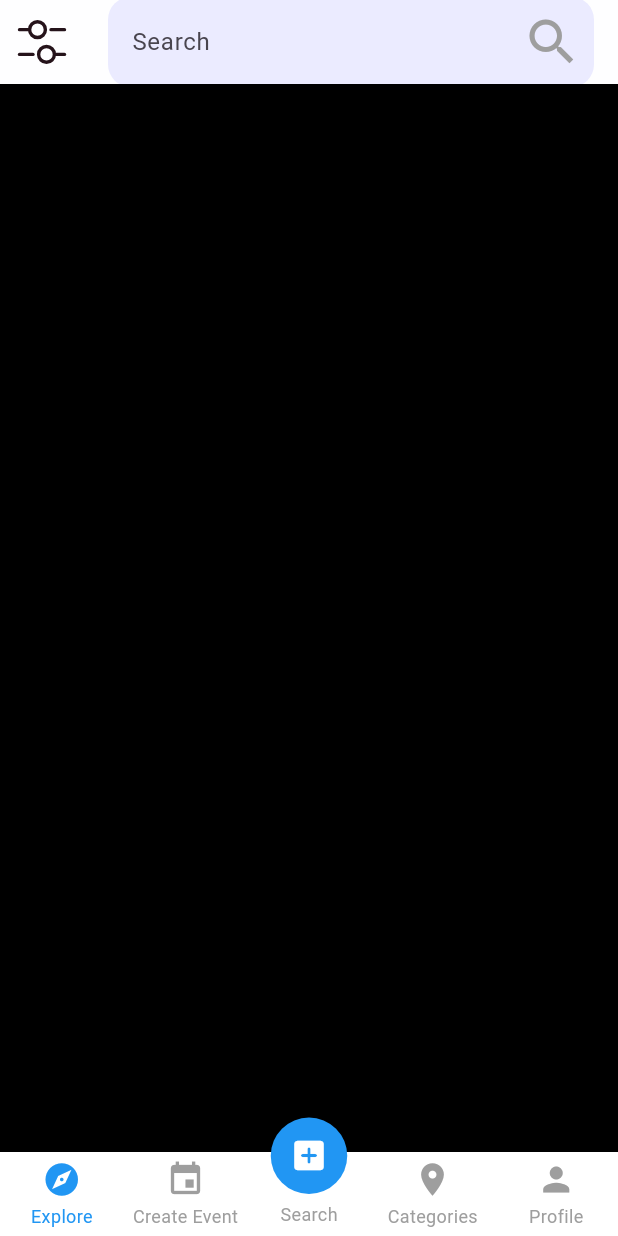
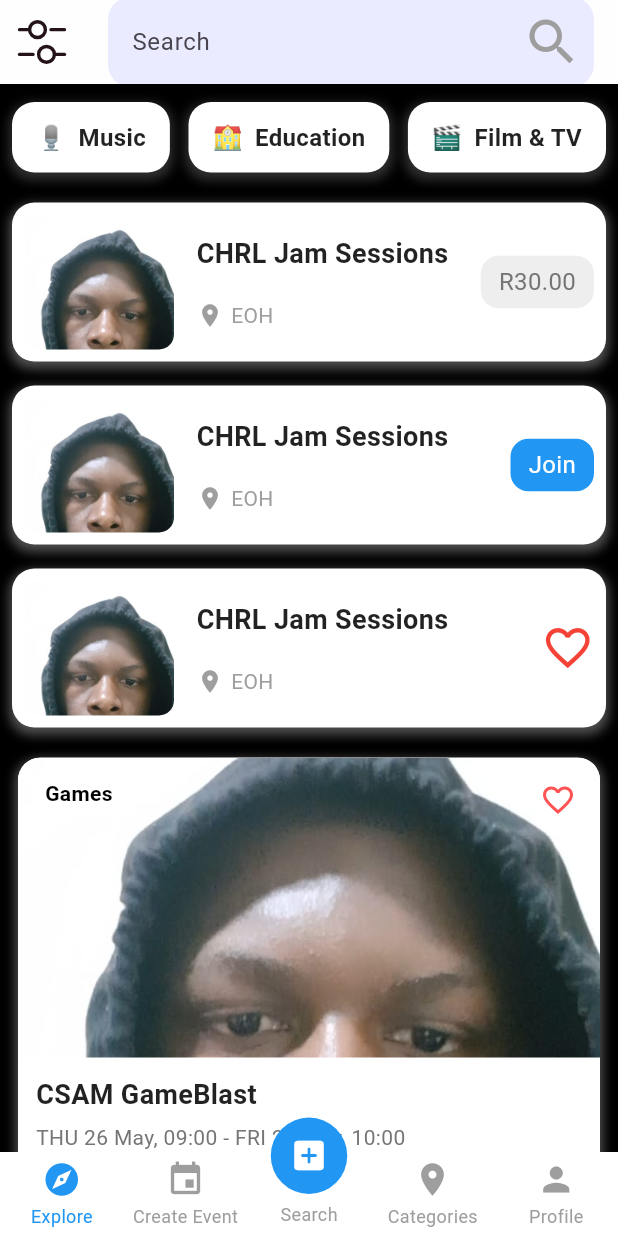
Before and after one commit to mucthecoder/Event_And_Activities_App, a Flutter app: the Home screen opened directly, on a phone screen of 412 x 824 dp. Run offline on Flutter 3.47's test engine with Material 3 defaults, Android fonts, the phone set to English and light mode, and no system bars; drawn by our look-alikes of persistent_bottom_nav_bar; our stand-ins replace flutter_svg, image_picker, shared_preferences; accounts and stored records are empty.

Commit message:
initial card designs

```diff
--- a/lib/screens/home.dart
+++ b/lib/screens/home.dart
@@ -1,7 +1,13 @@
 //import 'package:event_and_activities_app/navbar_model.dart';
+import 'package:event_and_activities_app/widget/big_event_card.dart';
+import 'package:event_and_activities_app/widget/categories_row.dart';
+import 'package:event_and_activities_app/widget/heart_card.dart';
+import 'package:event_and_activities_app/widget/join_card.dart';
 import 'package:flutter/material.dart';
 import 'package:flutter_svg/flutter_svg.dart';
 import 'package:persistent_bottom_nav_bar/persistent_bottom_nav_bar.dart';
+
+import '../widget/price_card.dart';
 //import 'package:persistent_bottom_nav_bar/persistent_tab_view.dart';
 
 //import '../navbar.dart'; // Assuming this is your custom NavBar widget
@@ -24,7 +30,23 @@ class _HomeState extends State<Home> {
   }
 
   List<Widget> _buildScreens() {
-    return [Container(), Container(), Container(), Container(), Container()];
+    return [
+      const SingleChildScrollView(
+        child: Column(
+          children: [
+            CategoriesRow(),
+            PriceCard(), // Add your event card here
+            JoinCard(),
+            HeartCard(),
+            BigEventCard(),
+          ],
+        ),
+      ),
+      Container(),
+      Container(),
+      Container(),
+      Container()
+    ];
   }
 
   List<PersistentBottomNavBarItem> _navBarsItems() {
--- a/lib/screens/onboarding/onboarding1.dart
+++ b/lib/screens/onboarding/onboarding1.dart
@@ -2,7 +2,6 @@ import 'package:event_and_activities_app/screens/onboarding/onboarding2.dart';
 import 'package:flutter/material.dart';
 import 'package:flutter/services.dart';
 import 'package:flutter_svg/flutter_svg.dart';
-import '../authentication/login_page.dart';
 
 class FirstOnboarding extends StatefulWidget {
   const FirstOnboarding({super.key});
--- a/lib/screens/onboarding/onboarding2.dart
+++ b/lib/screens/onboarding/onboarding2.dart
@@ -2,7 +2,6 @@ import 'package:event_and_activities_app/screens/onboarding/onboarding3.dart';
 import 'package:flutter/material.dart';
 import 'package:flutter/services.dart';
 import 'package:flutter_svg/flutter_svg.dart';
-import '../authentication/login_page.dart';
 
 class SecondOnboarding extends StatefulWidget {
   const SecondOnboarding({super.key});
--- a/lib/screens/onboarding/onboarding3.dart
+++ b/lib/screens/onboarding/onboarding3.dart
@@ -1,9 +1,6 @@
 import 'package:event_and_activities_app/screens/home.dart';
-import 'package:event_and_activities_app/screens/onboarding/onboarding2.dart';
 import 'package:flutter/material.dart';
 import 'package:flutter/services.dart';
-import 'package:flutter_svg/flutter_svg.dart';
-import '../authentication/login_page.dart';
 
 class LastOnboarding extends StatefulWidget {
   const LastOnboarding({super.key});
--- a/lib/screens/welcome.dart
+++ b/lib/screens/welcome.dart
@@ -1,7 +1,6 @@
 import 'package:event_and_activities_app/screens/onboarding/onboarding1.dart';
 import 'package:flutter/material.dart';
 import 'package:flutter/services.dart';
-import 'authentication/login_page.dart';
 
 class WelcomeScreen extends StatefulWidget {
   const WelcomeScreen({super.key});
--- /dev/null
+++ b/lib/widget/big_event_card.dart
@@ -0,0 +1,172 @@
+import 'package:flutter/material.dart';
+
+class BigEventCard extends StatelessWidget {
+  const BigEventCard({super.key});
+
+  @override
+  Widget build(BuildContext context) {
+    return Padding(
+      padding: const EdgeInsets.all(12.0),
+      child: Container(
+        decoration: BoxDecoration(
+          color: Colors.white,
+          borderRadius: BorderRadius.circular(15),
+          boxShadow: [
+            BoxShadow(
+              color: Colors.grey.withOpacity(0.5),
+              spreadRadius: 2,
+              blurRadius: 5,
+              offset: const Offset(0, 3),
+            ),
+          ],
+        ),
+        child: Column(
+          crossAxisAlignment: CrossAxisAlignment.start,
+          children: [
+            Stack(
+              children: [
+                ClipRRect(
+                  borderRadius: const BorderRadius.only(
+                    topLeft: Radius.circular(15),
+                    topRight: Radius.circular(15),
+                  ),
+                  child: Image.asset(
+                    'assets/group.jpeg', // Event image
+                    height: 200,
+                    width: double.infinity,
+                    fit: BoxFit.cover,
+                  ),
+                ),
+                Positioned(
+                  top: 10,
+                  left: 10,
+                  child: Container(
+                    padding:
+                        const EdgeInsets.symmetric(horizontal: 8, vertical: 4),
+                    decoration: BoxDecoration(
+                      color: Colors.white,
+                      borderRadius: BorderRadius.circular(8),
+                    ),
+                    child: const Text(
+                      'Games',
+                      style: TextStyle(
+                        fontSize: 14,
+                        color: Colors.black,
+                        fontWeight: FontWeight.bold,
+                      ),
+                    ),
+                  ),
+                ),
+                Positioned(
+                  top: 10,
+                  right: 10,
+                  child: Container(
+                    padding: const EdgeInsets.all(6),
+                    decoration: const BoxDecoration(
+                      color: Colors.white,
+                      shape: BoxShape.circle,
+                    ),
+                    child: const Icon(
+                      Icons.favorite_border,
+                      color: Colors.redAccent,
+                    ),
+                  ),
+                ),
+              ],
+            ),
+            Padding(
+              padding: const EdgeInsets.all(12.0),
+              child: Column(
+                crossAxisAlignment: CrossAxisAlignment.start,
+                children: [
+                  const Text(
+                    'CSAM GameBlast',
+                    style: TextStyle(
+                      fontSize: 18,
+                      fontWeight: FontWeight.bold,
+                      color: Colors.black87,
+                    ),
+                  ),
+                  const SizedBox(height: 5),
+                  Text(
+                    'THU 26 May, 09:00 - FRI 27 May, 10:00',
+                    style: TextStyle(
+                      fontSize: 14,
+                      color: Colors.grey.shade600,
+                    ),
+                  ),
+                  const SizedBox(height: 10),
+                  Row(
+                    children: [
+                      // Attendees avatars
+                      Stack(
+                        children: [
+                          const CircleAvatar(
+                            backgroundImage: AssetImage('assets/avatar1.jpg'),
+                            radius: 15,
+                          ),
+                          const Positioned(
+                            left: 20,
+                            child: CircleAvatar(
+                              backgroundImage: AssetImage('assets/avatar2.jpg'),
+                              radius: 15,
+                            ),
+                          ),
+                          const Positioned(
+                            left: 40,
+                            child: CircleAvatar(
+                              backgroundImage: AssetImage('assets/avatar3.jpg'),
+                              radius: 15,
+                            ),
+                          ),
+                          const Positioned(
+                            left: 60,
+                            child: CircleAvatar(
+                              backgroundImage: AssetImage('assets/avatar4.jpg'),
+                              radius: 15,
+                            ),
+                          ),
+                          Positioned(
+                            left: 80,
+                            child: CircleAvatar(
+                              backgroundColor: Colors.grey.shade400,
+                              radius: 15,
+                              child: const Text(
+                                '+15',
+                                style: TextStyle(
+                                  color: Colors.white,
+                                  fontSize: 12,
+                                ),
+                              ),
+                            ),
+                          ),
+                        ],
+                      ),
+                      const Spacer(),
+                      Container(
+                        padding: const EdgeInsets.symmetric(
+                            horizontal: 12, vertical: 6),
+                        decoration: BoxDecoration(
+                          color: Colors.grey.shade200,
+                          borderRadius: BorderRadius.circular(12),
+                        ),
+                        child: Text(
+                          'FREE ENTRANCE',
+                          style: TextStyle(
+                            fontSize: 12,
+                            color: Colors.grey.shade600,
+                            fontWeight: FontWeight.bold,
+                          ),
+                        ),
+                      ),
+                    ],
+                  ),
+                ],
+              ),
+            ),
+          ],
+        ),
+      ),
+    );
+  }
+}
--- /dev/null
+++ b/lib/widget/categories_row.dart
@@ -0,0 +1,59 @@
+import 'package:flutter/material.dart';
+
+class CategoriesRow extends StatelessWidget {
+  const CategoriesRow({super.key});
+
+  @override
+  Widget build(BuildContext context) {
+    return Padding(
+      padding: const EdgeInsets.symmetric(horizontal: 8.0, vertical: 12.0),
+      child: Row(
+        mainAxisAlignment: MainAxisAlignment.spaceBetween,
+        children: [
+          _buildCategoryItem('🎙️', 'Music'),
+          _buildCategoryItem('🏫', 'Education'),
+          _buildCategoryItem('🎬', 'Film & TV'),
+        ],
+      ),
+    );
+  }
+
+  Widget _buildCategoryItem(String icon, String label) {
+    return Container(
+      padding: const EdgeInsets.symmetric(vertical: 12.0, horizontal: 16.0),
+      decoration: BoxDecoration(
+        color: Colors.white,
+        borderRadius: BorderRadius.circular(15),
+        boxShadow: [
+          BoxShadow(
+            color: Colors.grey.withOpacity(0.3),
+            spreadRadius: 2,
+            blurRadius: 5,
+            offset: const Offset(0, 3),
+          ),
+        ],
+      ),
+      child: Row(
+        children: [
+          Text(
+            icon,
+            style: const TextStyle(
+              fontSize: 16,
+              fontWeight: FontWeight.bold,
+              color: Colors.black87,
+            ),
+          ),
+          const SizedBox(width: 8),
+          Text(
+            label,
+            style: const TextStyle(
+              fontSize: 16,
+              fontWeight: FontWeight.bold,
+              color: Colors.black87,
+            ),
+          ),
+        ],
+      ),
+    );
+  }
+}
--- /dev/null
+++ b/lib/widget/heart_card.dart
@@ -0,0 +1,78 @@
+import 'package:flutter/material.dart';
+
+class HeartCard extends StatelessWidget {
+  const HeartCard({super.key});
+
+  @override
+  Widget build(BuildContext context) {
+    return Padding(
+      padding: const EdgeInsets.all(8.0),
+      child: Container(
+        decoration: BoxDecoration(
+          color: Colors.white,
+          borderRadius: BorderRadius.circular(15),
+          boxShadow: [
+            BoxShadow(
+              color: Colors.grey.withOpacity(0.5),
+              spreadRadius: 2,
+              blurRadius: 5,
+              offset: const Offset(0, 3), // changes position of shadow
+            ),
+          ],
+        ),
+        child: Padding(
+          padding: const EdgeInsets.all(8.0),
+          child: Row(
+            children: [
+              // Image on the left
+              ClipRRect(
+                borderRadius: BorderRadius.circular(10),
+                child: Image.asset(
+                  'assets/group.jpeg', // Your image path
+                  height: 90,
+                  width: 100,
+                  fit: BoxFit.cover,
+                ),
+              ),
+              const SizedBox(width: 15),
+
+              // Event information in the center
+              const Expanded(
+                child: Column(
+                  crossAxisAlignment: CrossAxisAlignment.start,
+                  children: [
+                    Text(
+                      'CHRL Jam Sessions',
+                      style: TextStyle(
+                        fontSize: 18,
+                        fontWeight: FontWeight.bold,
+                        color: Colors.black87,
+                      ),
+                    ),
+                    SizedBox(height: 18),
+                    Row(
+                      children: [
+                        Icon(Icons.location_on, color: Colors.grey, size: 18),
+                        SizedBox(width: 5),
+                        Text(
+                          'EOH',
+                          style: TextStyle(
+                            fontSize: 14,
+                            color: Colors.grey,
+                          ),
+                        ),
+                      ],
+                    ),
+                  ],
+                ),
+              ),
+
+              // Price on the right
+              const Icon(Icons.favorite_border, color: Colors.red, size: 35),
+            ],
+          ),
+        ),
+      ),
+    );
+  }
+}
--- /dev/null
+++ b/lib/widget/join_card.dart
@@ -0,0 +1,92 @@
+import 'package:flutter/material.dart';
+
+class JoinCard extends StatelessWidget {
+  const JoinCard({super.key});
+
+  @override
+  Widget build(BuildContext context) {
+    return Padding(
+      padding: const EdgeInsets.all(8.0),
+      child: Container(
+        decoration: BoxDecoration(
+          color: Colors.white,
+          borderRadius: BorderRadius.circular(15),
+          boxShadow: [
+            BoxShadow(
+              color: Colors.grey.withOpacity(0.5),
+              spreadRadius: 2,
+              blurRadius: 5,
+              offset: const Offset(0, 3), // changes position of shadow
+            ),
+          ],
+        ),
+        child: Padding(
+          padding: const EdgeInsets.all(8.0),
+          child: Row(
+            children: [
+              // Image on the left
+              ClipRRect(
+                borderRadius: BorderRadius.circular(10),
+                child: Image.asset(
+                  'assets/group.jpeg', // Your image path
+                  height: 90,
+                  width: 100,
+                  fit: BoxFit.cover,
+                ),
+              ),
+              const SizedBox(width: 15),
+
+              // Event information in the center
+              const Expanded(
+                child: Column(
+                  crossAxisAlignment: CrossAxisAlignment.start,
+                  children: [
+                    Text(
+                      'CHRL Jam Sessions',
+                      style: TextStyle(
+                        fontSize: 18,
+                        fontWeight: FontWeight.bold,
+                        color: Colors.black87,
+                      ),
+                    ),
+                    SizedBox(height: 18),
+                    Row(
+                      children: [
+                        Icon(Icons.location_on, color: Colors.grey, size: 18),
+                        SizedBox(width: 5),
+                        Text(
+                          'EOH',
+                          style: TextStyle(
+                            fontSize: 14,
+                            color: Colors.grey,
+                          ),
+                        ),
+                      ],
+                    ),
+                  ],
+                ),
+              ),
+
+              // Price on the right
+              Container(
+                padding:
+                    const EdgeInsets.symmetric(horizontal: 12, vertical: 6),
+                decoration: BoxDecoration(
+                  color: Colors.blue,
+                  borderRadius: BorderRadius.circular(12),
+                ),
+                child: const Text(
+                  'Join',
+                  style: TextStyle(
+                    fontSize: 16,
+                    color: Colors.white,
+                  ),
+                ),
+              ),
+            ],
+          ),
+        ),
+      ),
+    );
+  }
+}
--- /dev/null
+++ b/lib/widget/price_card.dart
@@ -0,0 +1,91 @@
+import 'package:flutter/material.dart';
+
+class PriceCard extends StatelessWidget {
+  const PriceCard({super.key});
+
+  @override
+  Widget build(BuildContext context) {
+    return Padding(
+      padding: const EdgeInsets.all(8.0),
+      child: Container(
+        decoration: BoxDecoration(
+          color: Colors.white,
+          borderRadius: BorderRadius.circular(15),
+          boxShadow: [
+            BoxShadow(
+              color: Colors.grey.withOpacity(0.5),
+              spreadRadius: 2,
+              blurRadius: 5,
+              offset: const Offset(0, 3), // changes position of shadow
+            ),
+          ],
+        ),
+        child: Padding(
+          padding: const EdgeInsets.all(8.0),
+          child: Row(
+            children: [
+              // Image on the left
+              ClipRRect(
+                borderRadius: BorderRadius.circular(10),
+                child: Image.asset(
+                  'assets/group.jpeg', // Your image path
+                  height: 90,
+                  width: 100,
+                  fit: BoxFit.cover,
+                ),
+              ),
+              const SizedBox(width: 15),
+
+              // Event information in the center
+              const Expanded(
+                child: Column(
+                  crossAxisAlignment: CrossAxisAlignment.start,
+                  children: [
+                    Text(
+                      'CHRL Jam Sessions',
+                      style: TextStyle(
+                        fontSize: 18,
+                        fontWeight: FontWeight.bold,
+                        color: Colors.black87,
+                      ),
+                    ),
+                    SizedBox(height: 18),
+                    Row(
+                      children: [
+                        Icon(Icons.location_on, color: Colors.grey, size: 18),
+                        SizedBox(width: 5),
+                        Text(
+                          'EOH',
+                          style: TextStyle(
+                            fontSize: 14,
+                            color: Colors.grey,
+                          ),
+                        ),
+                      ],
+                    ),
+                  ],
+                ),
+              ),
+
+              // Price on the right
+              Container(
+                padding: EdgeInsets.symmetric(horizontal: 12, vertical: 6),
+                decoration: BoxDecoration(
+                  color: Colors.grey.shade200,
+                  borderRadius: BorderRadius.circular(12),
+                ),
+                child: Text(
+                  'R30.00',
+                  style: TextStyle(
+                    fontSize: 16,
+                    color: Colors.grey.shade600,
+                  ),
+                ),
+              ),
+            ],
+          ),
+        ),
+      ),
+    );
+  }
+}
```
Also changed, not shown: lib/data.dart (added), 1 other file.
